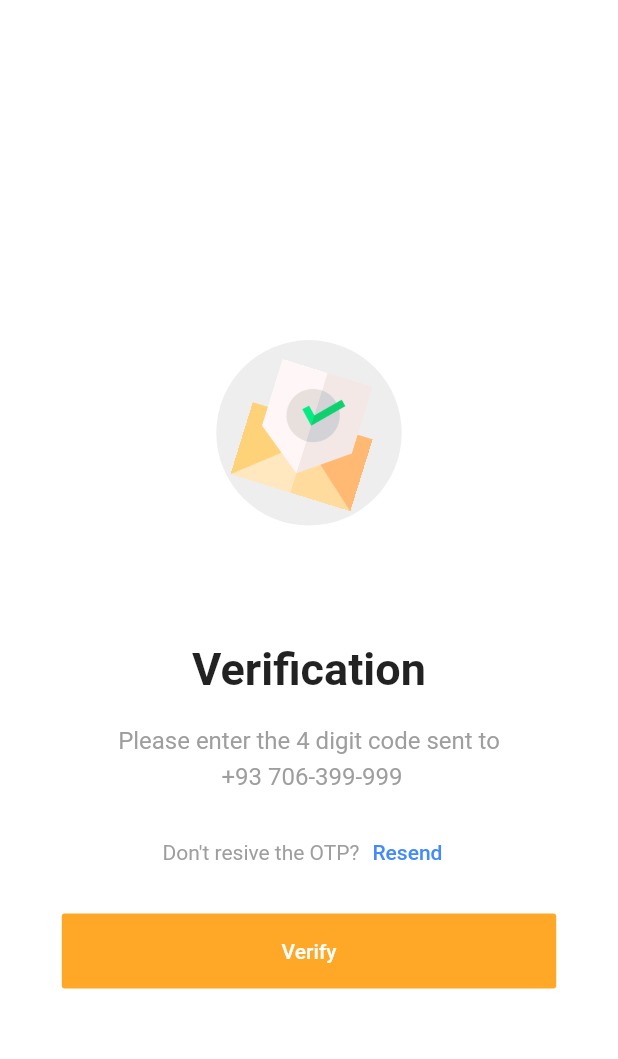
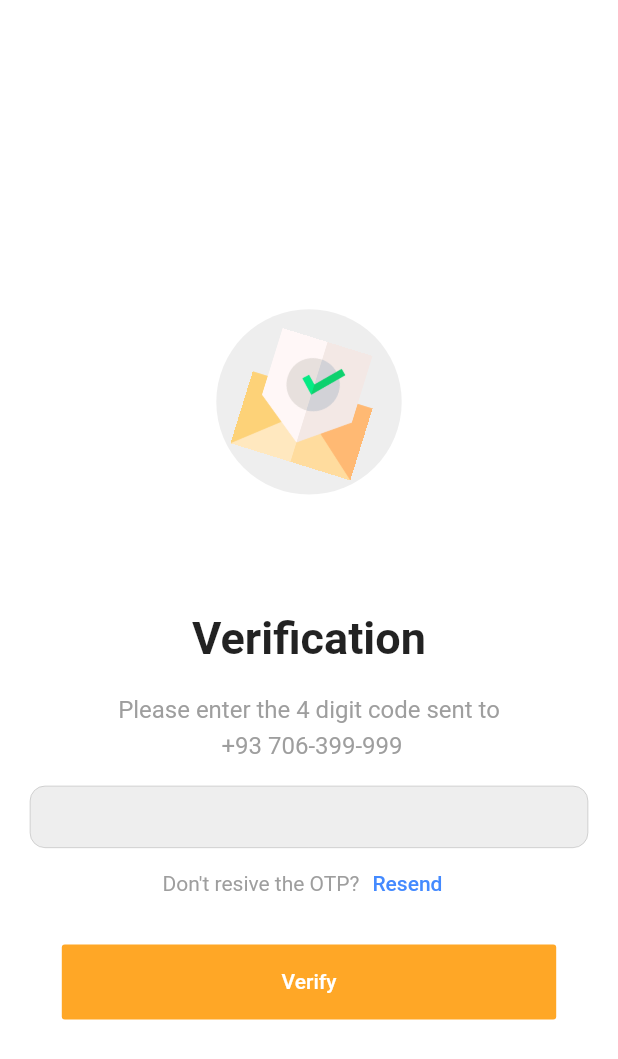
Before and after one commit to RavinduJP/OTP_Screen, a Flutter app: the screen it shows after launch, on a phone screen of 412 x 824 dp. Shown: the top 1059 px of the screen. Run offline on Flutter 3.47's test engine with Material 2 defaults, Android fonts, the phone set to English and light mode, and no system bars.

Commit message:
add opt enter field

```diff
--- a/lib/pages/otp_screen.dart
+++ b/lib/pages/otp_screen.dart
@@ -122,6 +122,19 @@ class _OtpScreenState extends State<OtpScreen> {
               SizedBox(
                 height: height * 0.02,
               ),
+              Container(
+                height: height*0.05,
+                width: double.infinity,
+                decoration: BoxDecoration(
+                  borderRadius: const BorderRadius.all(Radius.circular(10.0)),
+                  border: Border.all(
+                    width: 0.1,
+                    style: BorderStyle.solid,
+                    color: Colors.black
+                  ),
+                  color: Colors.grey.shade200
+                ),
+              ),
               //    FadeInDown(
               //     delay: Duration(milliseconds: 600),
               //     duration: Duration(milliseconds: 500),
```
